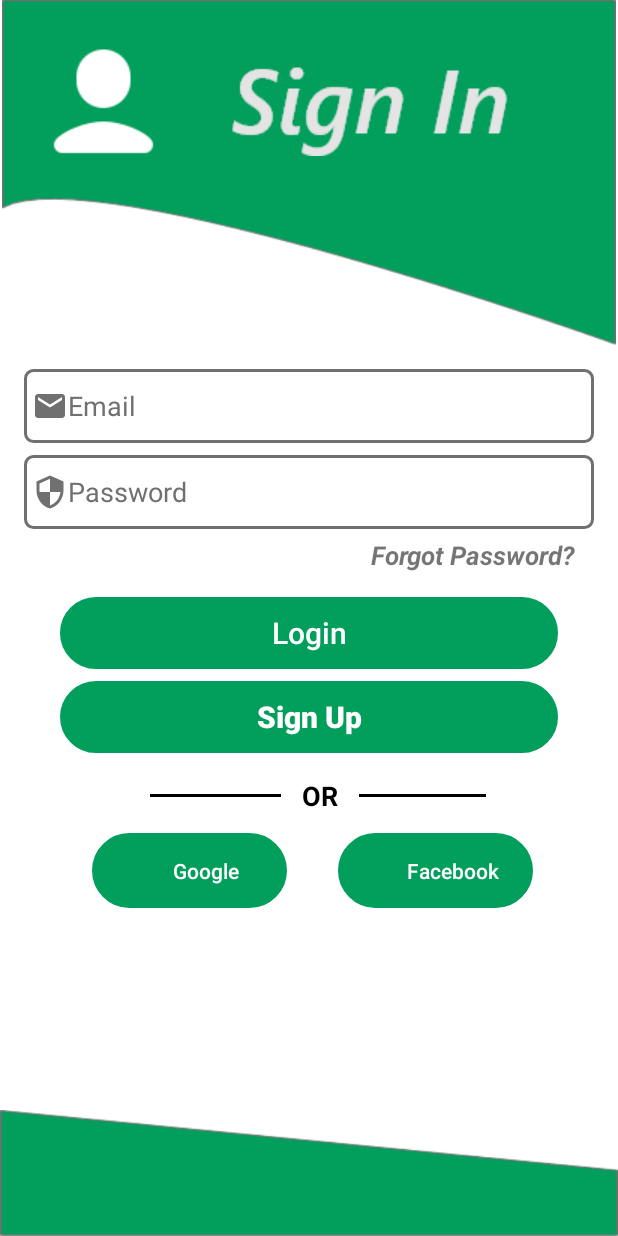
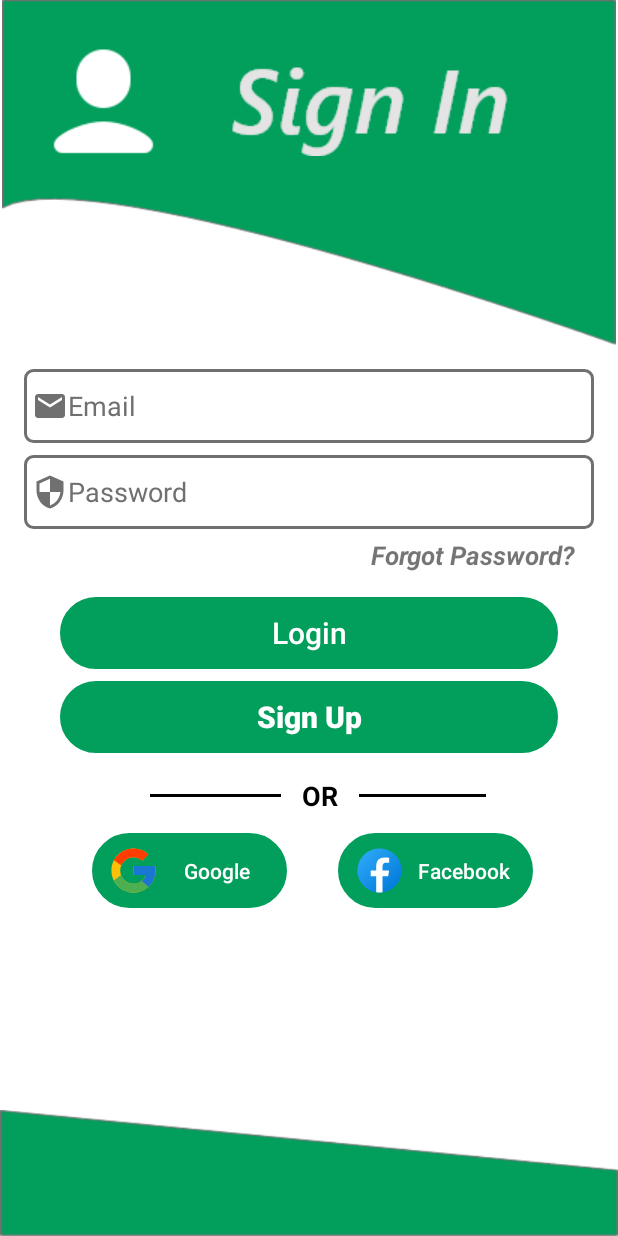
Before and after one commit to meriflor/ThesisQuizApp, an Android app: the SignIn screen opened directly, with no data from a screen before it, on a phone screen of 412 x 824 dp. Run offline under Robolectric (Android 15) with nearby library versions, the phone set to English and light mode, and no system bars; our stand-ins replace Firebase (no records; nobody signed in at launch, a user with empty details on screens opened directly).

Commit message:
Modifying Sign in UI design

```diff
--- /dev/null
+++ b/app/src/main/res/drawable/ic_icons8_facebook.xml
@@ -0,0 +1,24 @@
+<vector xmlns:android="http://schemas.android.com/apk/res/android"
+    xmlns:aapt="http://schemas.android.com/aapt"
+    android:width="35dp"
+    android:height="35dp"
+    android:viewportWidth="48"
+    android:viewportHeight="48">
+  <path
+      android:pathData="M24,4C12.954,4 4,12.954 4,24s8.954,20 20,20s20,-8.954 20,-20S35.046,4 24,4z">
+    <aapt:attr name="android:fillColor">
+      <gradient
+          android:startY="9.993"
+          android:startX="9.993"
+          android:endY="40.615"
+          android:endX="40.615"
+          android:type="linear">
+        <item android:offset="0" android:color="#FF2AA4F4"/>
+        <item android:offset="1" android:color="#FF007AD9"/>
+      </gradient>
+    </aapt:attr>
+  </path>
+  <path
+      android:pathData="M26.707,29.301h5.176l0.813,-5.258h-5.989v-2.874c0,-2.184 0.714,-4.121 2.757,-4.121h3.283V12.46c-0.577,-0.078 -1.797,-0.248 -4.102,-0.248c-4.814,0 -7.636,2.542 -7.636,8.334v3.498H16.06v5.258h4.948v14.452C21.988,43.9 22.981,44 24,44c0.921,0 1.82,-0.084 2.707,-0.204V29.301z"
+      android:fillColor="#fff"/>
+</vector>
--- /dev/null
+++ b/app/src/main/res/drawable/ic_icons8_google.xml
@@ -0,0 +1,18 @@
+<vector xmlns:android="http://schemas.android.com/apk/res/android"
+    android:width="35dp"
+    android:height="35dp"
+    android:viewportWidth="48"
+    android:viewportHeight="48">
+  <path
+      android:pathData="M43.611,20.083H42V20H24v8h11.303c-1.649,4.657 -6.08,8 -11.303,8c-6.627,0 -12,-5.373 -12,-12c0,-6.627 5.373,-12 12,-12c3.059,0 5.842,1.154 7.961,3.039l5.657,-5.657C34.046,6.053 29.268,4 24,4C12.955,4 4,12.955 4,24c0,11.045 8.955,20 20,20c11.045,0 20,-8.955 20,-20C44,22.659 43.862,21.35 43.611,20.083z"
+      android:fillColor="#FFC107"/>
+  <path
+      android:pathData="M6.306,14.691l6.571,4.819C14.655,15.108 18.961,12 24,12c3.059,0 5.842,1.154 7.961,3.039l5.657,-5.657C34.046,6.053 29.268,4 24,4C16.318,4 9.656,8.337 6.306,14.691z"
+      android:fillColor="#FF3D00"/>
+  <path
+      android:pathData="M24,44c5.166,0 9.86,-1.977 13.409,-5.192l-6.19,-5.238C29.211,35.091 26.715,36 24,36c-5.202,0 -9.619,-3.317 -11.283,-7.946l-6.522,5.025C9.505,39.556 16.227,44 24,44z"
+      android:fillColor="#4CAF50"/>
+  <path
+      android:pathData="M43.611,20.083H42V20H24v8h11.303c-0.792,2.237 -2.231,4.166 -4.087,5.571c0.001,-0.001 0.002,-0.001 0.003,-0.002l6.19,5.238C36.971,39.205 44,34 44,24C44,22.659 43.862,21.35 43.611,20.083z"
+      android:fillColor="#1976D2"/>
+</vector>
--- a/app/src/main/res/layout/activity_sign_in.xml
+++ b/app/src/main/res/layout/activity_sign_in.xml
@@ -165,9 +165,10 @@
         android:layout_marginTop="24dp"
         android:background="@drawable/signinbtn"
         android:backgroundTint="@color/green"
-        android:drawableLeft="@drawable/ic_path_13"
+        android:drawableLeft="@drawable/ic_icons8_google"
         android:paddingEnd="8dp"
         android:text="Google"
+        android:paddingStart="10dp"
         android:layout_marginRight="10dp"
         android:gravity="center"
         android:textAllCaps="false"
@@ -183,10 +184,11 @@
         android:layout_height="50dp"
         android:layout_marginTop="24dp"
         android:background="@drawable/signinbtn"
-        android:drawableLeft="@drawable/ic_path_13"
+        android:drawableLeft="@drawable/ic_icons8_facebook"
         android:gravity="center"
         android:paddingEnd="8dp"
         android:text="Facebook"
+        android:paddingStart="10dp"
         android:backgroundTint="@color/green"
         android:textAlignment="center"
         android:textAllCaps="false"
```
Also changed, not shown: app/src/main/res/drawable-v24/icons-google.svg (added).
